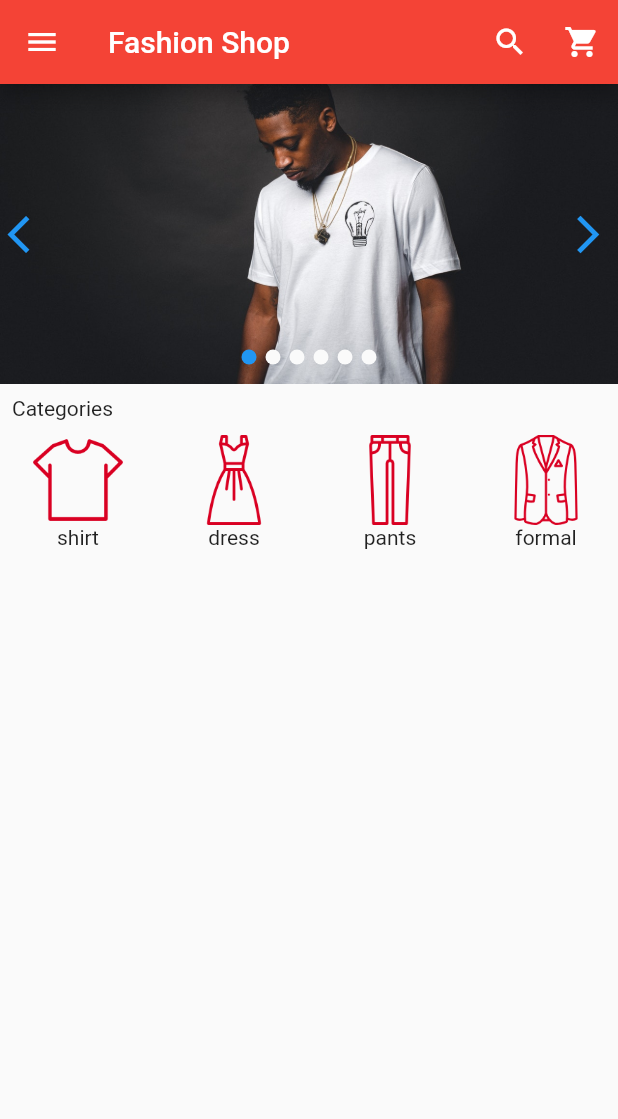
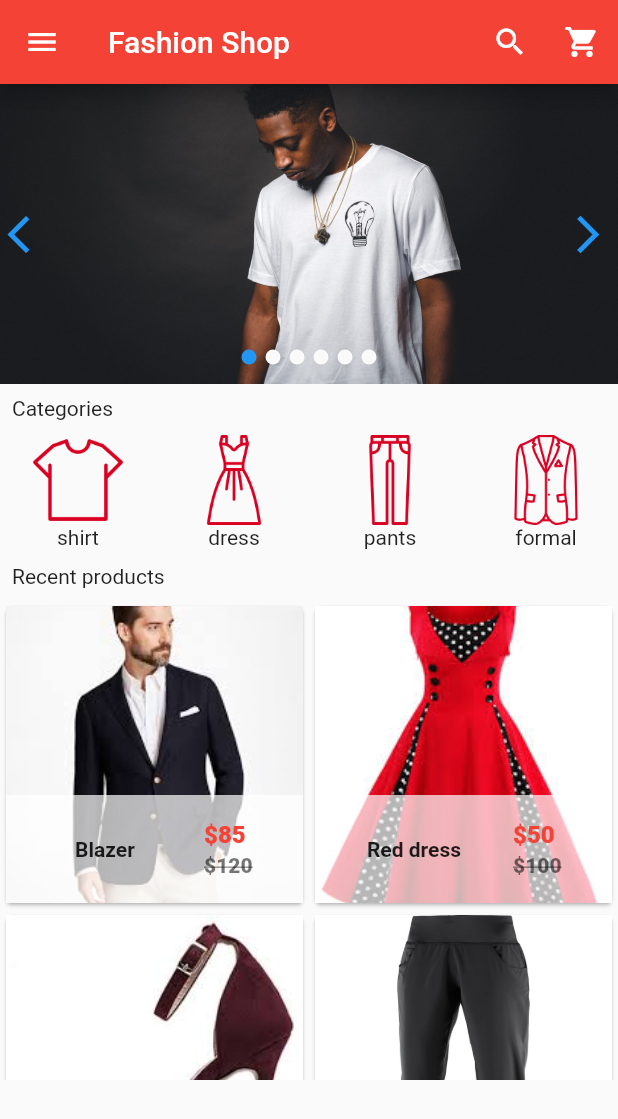
Before and after one commit to Frank1016/fashion_shop, a Flutter app: the screen it shows after launch, on a phone screen of 412 x 824 dp. Shown: the top 1119 px of the screen. Run offline on Flutter 3.47's test engine with Material 2 defaults, Android fonts, the phone set to English and light mode, and no system bars; drawn by our look-alikes of card_swiper; our stand-ins replace carousel_slider.

Commit message:
second page created

```diff
--- a/lib/components/horizontal_listview.dart
+++ b/lib/components/horizontal_listview.dart
@@ -6,6 +6,7 @@ class HorizontalList extends StatelessWidget {
   @override
   Widget build(BuildContext context) {
     return Container(
+      alignment: Alignment.topRight,
       height: 80.0,
       child: ListView(
         scrollDirection: Axis.horizontal,
--- /dev/null
+++ b/lib/components/products.dart
@@ -0,0 +1,118 @@
+import 'package:fashion_shop/pages/prod_details.dart';
+import 'package:flutter/material.dart';
+
+class Products extends StatefulWidget {
+  const Products({super.key});
+
+  @override
+  State<Products> createState() => _ProductsState();
+}
+
+class _ProductsState extends State<Products> {
+  var product_list = [
+    {
+      'name': 'Blazer',
+      'picture': 'images/products/blazer1.jpeg',
+      'old price': 120,
+      'price': 85,
+    },
+    {
+      'name': 'Red dress',
+      'picture': 'images/products/dress1.jpeg',
+      'old price': 100,
+      'price': 50,
+    },
+    {
+      'name': 'Hills',
+      'picture': 'images/products/hills1.jpeg',
+      'old price': 130,
+      'price': 59,
+    },
+    {
+      'name': 'Pants',
+      'picture': 'images/products/pants1.jpg',
+      'old price': 180,
+      'price': 90,
+    },
+  ];
+  @override
+  Widget build(BuildContext context) {
+    return GridView.builder(
+      itemCount: product_list.length,
+      gridDelegate:
+          SliverGridDelegateWithFixedCrossAxisCount(crossAxisCount: 2),
+      itemBuilder: ((context, index) {
+        return SingleProd(
+            prod_name: product_list[index]['name'],
+            prod_picture: product_list[index]['picture'],
+            prod_old_price: product_list[index]['old price'],
+            prod_price: product_list[index]['price']);
+      }),
+    );
+  }
+}
+
+class SingleProd extends StatelessWidget {
+  final prod_name;
+  final prod_picture;
+  final prod_old_price;
+  final prod_price;
+
+  const SingleProd(
+      {super.key,
+      required this.prod_name,
+      required this.prod_picture,
+      required this.prod_old_price,
+      required this.prod_price});
+
+  @override
+  Widget build(BuildContext context) {
+    return Card(
+      child: Hero(
+          tag: prod_name,
+          child: Material(
+            child: InkWell(
+              onTap: () => Navigator.of(context).push(MaterialPageRoute(
+                  builder: (context) => ProdDetails(
+                        prod_detail_name: prod_name,
+                        prod_detail_new_price: prod_price,
+                        prod_detail_old_price: prod_old_price,
+                        prod_detail_picture: prod_picture,
+                      ))),
+              child: GridTile(
+                  footer: Container(
+                    color: Colors.white70,
+                    child: ListTile(
+                      leading: Container(
+                        alignment: Alignment.center,
+                        width: 100.0,
+                        child: Text(
+                          prod_name,
+                          style: TextStyle(
+                            fontWeight: FontWeight.bold,
+                          ),
+                        ),
+                      ),
+                      title: Text(
+                        '\$$prod_price',
+                        style: TextStyle(
+                            color: Colors.red, fontWeight: FontWeight.w800),
+                      ),
+                      subtitle: Text(
+                        '\$$prod_old_price',
+                        style: TextStyle(
+                            color: Colors.black54,
+                            fontWeight: FontWeight.w800,
+                            decoration: TextDecoration.lineThrough),
+                      ),
+                    ),
+                  ),
+                  child: Image.asset(
+                    prod_picture,
+                    fit: BoxFit.cover,
+                  )),
+            ),
+          )),
+    );
+  }
+}
--- a/lib/main.dart
+++ b/lib/main.dart
@@ -3,6 +3,7 @@ import 'package:carousel_slider/carousel_slider.dart';
 import 'package:card_swiper/card_swiper.dart';
 
 import 'package:fashion_shop/components/horizontal_listview.dart';
+import 'package:fashion_shop/components/products.dart';
 
 void main() {
   runApp(MaterialApp(
@@ -86,7 +87,8 @@ class _HomePageState extends State<HomePage> {
               ))
         ],
       ),
-      body: ListView(children: [
+      body: ListView(
+        children: [
           swiper,
           Padding(
             padding: const EdgeInsets.all(8.0),
@@ -94,7 +96,14 @@ class _HomePageState extends State<HomePage> {
           ),
           //Horizontal list view
           HorizontalList(),
-      ]),
+          Padding(
+            padding: const EdgeInsets.all(8.0),
+            child: Text('Recent products'),
+          ),
+//Grid view
+          Container(height: 320.0, child: Products()),
+        ],
+      ),
       drawer: Drawer(
         child: ListView(
           children: [
--- a/pubspec.yaml
+++ b/pubspec.yaml
@@ -65,6 +65,7 @@ flutter:
   assets:
     - images/
     - images/cats/
+    - images/products/
   #   - images/a_dot_ham.jpeg
 
   # An image asset can refer to one or more resolution-specific "variants", see
```
Also changed, not shown: lib/pages/prod_details.dart (added, +55 -0 lines). Lines whose indentation alone changed are shown as unchanged.
